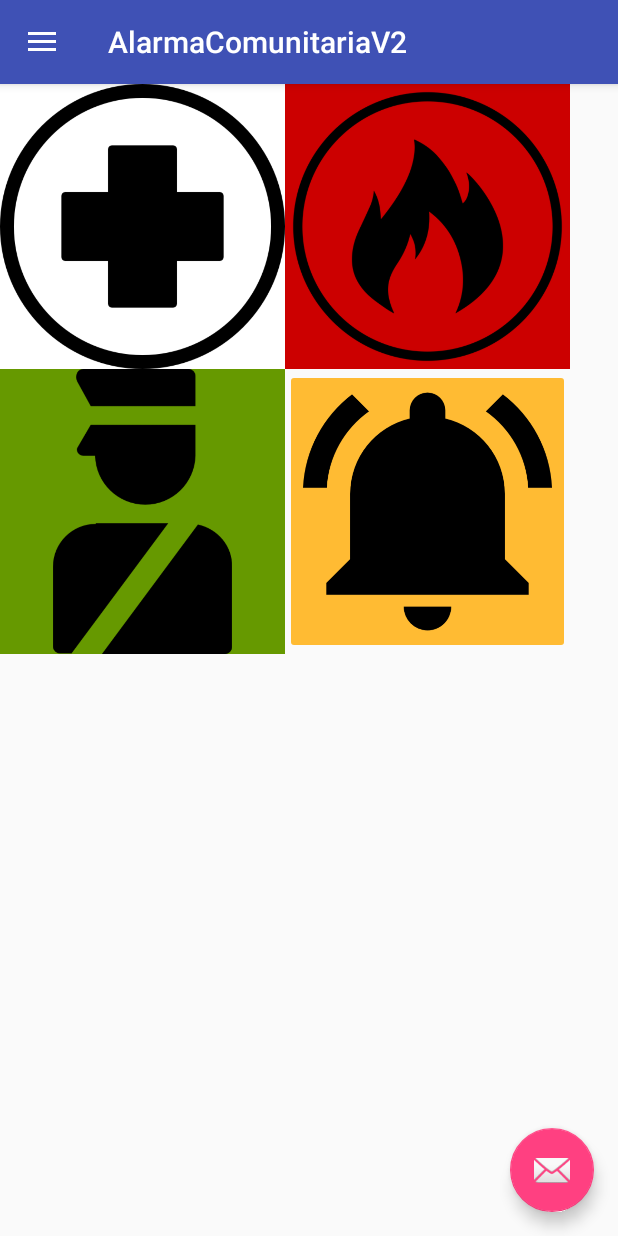
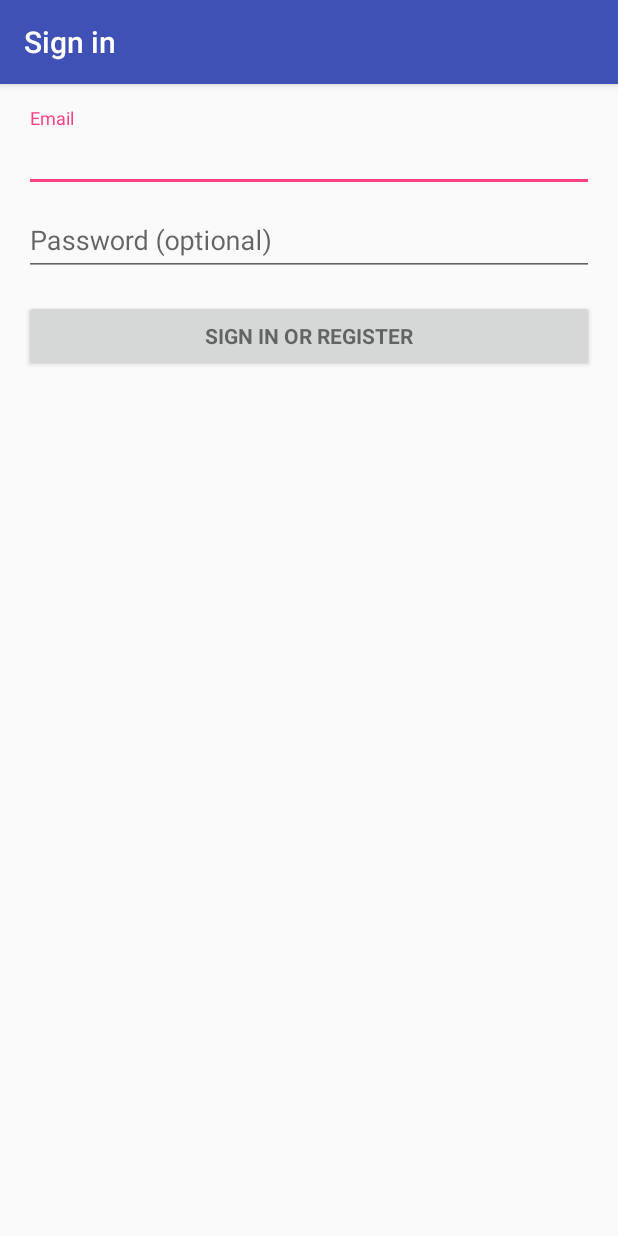
Before and after one commit to pablosky21/alarmac_app_android, an Android app: the screen it shows after launch (MainActivity before the commit, LoginActivity after it), in the side drawer, after a tap on "Administrar Comunidad", on a phone screen of 412 x 824 dp. Run offline under Robolectric (Android 15) with nearby library versions, the phone set to English and light mode, and no system bars; 2 statements that could not run were skipped.

Commit message:
Menu funcionando con pantallas en movimiento. Menu alarma funcionado con el cambiado de pantalla.
Falta agregar el menu en la pantalla "solicitud de ayuda"

```diff
--- /dev/null
+++ b/AlarmaComunitariaV2/app/src/main/java/proyectotitulo2017/alarmacomunitariav2/LoginActivity.java
@@ -0,0 +1,349 @@
+package proyectotitulo2017.alarmacomunitariav2;
+
+import android.animation.Animator;
+import android.animation.AnimatorListenerAdapter;
+import android.annotation.TargetApi;
+import android.content.pm.PackageManager;
+import android.support.annotation.NonNull;
+import android.support.design.widget.Snackbar;
+import android.support.v7.app.AppCompatActivity;
+import android.app.LoaderManager.LoaderCallbacks;
+
+import android.content.CursorLoader;
+import android.content.Loader;
+import android.database.Cursor;
+import android.net.Uri;
+import android.os.AsyncTask;
+
+import android.os.Build;
+import android.os.Bundle;
+import android.provider.ContactsContract;
+import android.text.TextUtils;
+import android.view.KeyEvent;
+import android.view.View;
+import android.view.View.OnClickListener;
+import android.view.inputmethod.EditorInfo;
+import android.widget.ArrayAdapter;
+import android.widget.AutoCompleteTextView;
+import android.widget.Button;
+import android.widget.EditText;
+import android.widget.TextView;
+
+import java.util.ArrayList;
+import java.util.List;
+
+import static android.Manifest.permission.READ_CONTACTS;
+
+/**
+ * A login screen that offers login via email/password.
+ */
+public class LoginActivity extends AppCompatActivity implements LoaderCallbacks<Cursor> {
+
+    /**
+     * Id to identity READ_CONTACTS permission request.
+     */
+    private static final int REQUEST_READ_CONTACTS = 0;
+
+    /**
+     * A dummy authentication store containing known user names and passwords.
+     * TODO: remove after connecting to a real authentication system.
+     */
+    private static final String[] DUMMY_CREDENTIALS = new String[]{
+            "foo@example.com:hello", "bar@example.com:world"
+    };
+    /**
+     * Keep track of the login task to ensure we can cancel it if requested.
+     */
+    private UserLoginTask mAuthTask = null;
+
+    // UI references.
+    private AutoCompleteTextView mEmailView;
+    private EditText mPasswordView;
+    private View mProgressView;
+    private View mLoginFormView;
+
+    @Override
+    protected void onCreate(Bundle savedInstanceState) {
+        super.onCreate(savedInstanceState);
+        setContentView(R.layout.activity_login);
+        // Set up the login form.
+        mEmailView = (AutoCompleteTextView) findViewById(R.id.email);
+        populateAutoComplete();
+
+        mPasswordView = (EditText) findViewById(R.id.password);
+        mPasswordView.setOnEditorActionListener(new TextView.OnEditorActionListener() {
+            @Override
+            public boolean onEditorAction(TextView textView, int id, KeyEvent keyEvent) {
+                if (id == EditorInfo.IME_ACTION_DONE || id == EditorInfo.IME_NULL) {
+                    attemptLogin();
+                    return true;
+                }
+                return false;
+            }
+        });
+
+        Button mEmailSignInButton = (Button) findViewById(R.id.email_sign_in_button);
+        mEmailSignInButton.setOnClickListener(new OnClickListener() {
+            @Override
+            public void onClick(View view) {
+                attemptLogin();
+            }
+        });
+
+        mLoginFormView = findViewById(R.id.login_form);
+        mProgressView = findViewById(R.id.login_progress);
+    }
+
+    private void populateAutoComplete() {
+        if (!mayRequestContacts()) {
+            return;
+        }
+
+        getLoaderManager().initLoader(0, null, this);
+    }
+
+    private boolean mayRequestContacts() {
+        if (Build.VERSION.SDK_INT < Build.VERSION_CODES.M) {
+            return true;
+        }
+        if (checkSelfPermission(READ_CONTACTS) == PackageManager.PERMISSION_GRANTED) {
+            return true;
+        }
+        if (shouldShowRequestPermissionRationale(READ_CONTACTS)) {
+            Snackbar.make(mEmailView, R.string.permission_rationale, Snackbar.LENGTH_INDEFINITE)
+                    .setAction(android.R.string.ok, new View.OnClickListener() {
+                        @Override
+                        @TargetApi(Build.VERSION_CODES.M)
+                        public void onClick(View v) {
+                            requestPermissions(new String[]{READ_CONTACTS}, REQUEST_READ_CONTACTS);
+                        }
+                    });
+        } else {
+            requestPermissions(new String[]{READ_CONTACTS}, REQUEST_READ_CONTACTS);
+        }
+        return false;
+    }
+
+    /**
+     * Callback received when a permissions request has been completed.
+     */
+    @Override
+    public void onRequestPermissionsResult(int requestCode, @NonNull String[] permissions,
+                                           @NonNull int[] grantResults) {
+        if (requestCode == REQUEST_READ_CONTACTS) {
+            if (grantResults.length == 1 && grantResults[0] == PackageManager.PERMISSION_GRANTED) {
+                populateAutoComplete();
+            }
+        }
+    }
+
+
+    /**
+     * Attempts to sign in or register the account specified by the login form.
+     * If there are form errors (invalid email, missing fields, etc.), the
+     * errors are presented and no actual login attempt is made.
+     */
+    private void attemptLogin() {
+        if (mAuthTask != null) {
+            return;
+        }
+
+        // Reset errors.
+        mEmailView.setError(null);
+        mPasswordView.setError(null);
+
+        // Store values at the time of the login attempt.
+        String email = mEmailView.getText().toString();
+        String password = mPasswordView.getText().toString();
+
+        boolean cancel = false;
+        View focusView = null;
+
+        // Check for a valid password, if the user entered one.
+        if (!TextUtils.isEmpty(password) && !isPasswordValid(password)) {
+            mPasswordView.setError(getString(R.string.error_invalid_password));
+            focusView = mPasswordView;
+            cancel = true;
+        }
+
+        // Check for a valid email address.
+        if (TextUtils.isEmpty(email)) {
+            mEmailView.setError(getString(R.string.error_field_required));
+            focusView = mEmailView;
+            cancel = true;
+        } else if (!isEmailValid(email)) {
+            mEmailView.setError(getString(R.string.error_invalid_email));
+            focusView = mEmailView;
+            cancel = true;
+        }
+
+        if (cancel) {
+            // There was an error; don't attempt login and focus the first
+            // form field with an error.
+            focusView.requestFocus();
+        } else {
+            // Show a progress spinner, and kick off a background task to
+            // perform the user login attempt.
+            showProgress(true);
+            mAuthTask = new UserLoginTask(email, password);
+            mAuthTask.execute((Void) null);
+        }
+    }
+
+    private boolean isEmailValid(String email) {
+        //TODO: Replace this with your own logic
+        return email.contains("@");
+    }
+
+    private boolean isPasswordValid(String password) {
+        //TODO: Replace this with your own logic
+        return password.length() > 4;
+    }
+
+    /**
+     * Shows the progress UI and hides the login form.
+     */
+    @TargetApi(Build.VERSION_CODES.HONEYCOMB_MR2)
+    private void showProgress(final boolean show) {
+        // On Honeycomb MR2 we have the ViewPropertyAnimator APIs, which allow
+        // for very easy animations. If available, use these APIs to fade-in
+        // the progress spinner.
+        if (Build.VERSION.SDK_INT >= Build.VERSION_CODES.HONEYCOMB_MR2) {
+            int shortAnimTime = getResources().getInteger(android.R.integer.config_shortAnimTime);
+
+            mLoginFormView.setVisibility(show ? View.GONE : View.VISIBLE);
+            mLoginFormView.animate().setDuration(shortAnimTime).alpha(
+                    show ? 0 : 1).setListener(new AnimatorListenerAdapter() {
+                @Override
+                public void onAnimationEnd(Animator animation) {
+                    mLoginFormView.setVisibility(show ? View.GONE : View.VISIBLE);
+                }
+            });
+
+            mProgressView.setVisibility(show ? View.VISIBLE : View.GONE);
+            mProgressView.animate().setDuration(shortAnimTime).alpha(
+                    show ? 1 : 0).setListener(new AnimatorListenerAdapter() {
+                @Override
+                public void onAnimationEnd(Animator animation) {
+                    mProgressView.setVisibility(show ? View.VISIBLE : View.GONE);
+                }
+            });
+        } else {
+            // The ViewPropertyAnimator APIs are not available, so simply show
+            // and hide the relevant UI components.
+            mProgressView.setVisibility(show ? View.VISIBLE : View.GONE);
+            mLoginFormView.setVisibility(show ? View.GONE : View.VISIBLE);
+        }
+    }
+
+    @Override
+    public Loader<Cursor> onCreateLoader(int i, Bundle bundle) {
+        return new CursorLoader(this,
+                // Retrieve data rows for the device user's 'profile' contact.
+                Uri.withAppendedPath(ContactsContract.Profile.CONTENT_URI,
+                        ContactsContract.Contacts.Data.CONTENT_DIRECTORY), ProfileQuery.PROJECTION,
+
+                // Select only email addresses.
+                ContactsContract.Contacts.Data.MIMETYPE +
+                        " = ?", new String[]{ContactsContract.CommonDataKinds.Email
+                .CONTENT_ITEM_TYPE},
+
+                // Show primary email addresses first. Note that there won't be
+                // a primary email address if the user hasn't specified one.
+                ContactsContract.Contacts.Data.IS_PRIMARY + " DESC");
+    }
+
+    @Override
+    public void onLoadFinished(Loader<Cursor> cursorLoader, Cursor cursor) {
+        List<String> emails = new ArrayList<>();
+        cursor.moveToFirst();
+        while (!cursor.isAfterLast()) {
+            emails.add(cursor.getString(ProfileQuery.ADDRESS));
+            cursor.moveToNext();
+        }
+
+        addEmailsToAutoComplete(emails);
+    }
+
+    @Override
+    public void onLoaderReset(Loader<Cursor> cursorLoader) {
+
+    }
+
+    private void addEmailsToAutoComplete(List<String> emailAddressCollection) {
+        //Create adapter to tell the AutoCompleteTextView what to show in its dropdown list.
+        ArrayAdapter<String> adapter =
+                new ArrayAdapter<>(LoginActivity.this,
+                        android.R.layout.simple_dropdown_item_1line, emailAddressCollection);
+
+        mEmailView.setAdapter(adapter);
+    }
+
+
+    private interface ProfileQuery {
+        String[] PROJECTION = {
+                ContactsContract.CommonDataKinds.Email.ADDRESS,
+                ContactsContract.CommonDataKinds.Email.IS_PRIMARY,
+        };
+
+        int ADDRESS = 0;
+        int IS_PRIMARY = 1;
+    }
+
+    /**
+     * Represents an asynchronous login/registration task used to authenticate
+     * the user.
+     */
+    public class UserLoginTask extends AsyncTask<Void, Void, Boolean> {
+
+        private final String mEmail;
+        private final String mPassword;
+
+        UserLoginTask(String email, String password) {
+            mEmail = email;
+            mPassword = password;
+        }
+
+        @Override
+        protected Boolean doInBackground(Void... params) {
+            // TODO: attempt authentication against a network service.
+
+            try {
+                // Simulate network access.
+                Thread.sleep(2000);
+            } catch (InterruptedException e) {
+                return false;
+            }
+
+            for (String credential : DUMMY_CREDENTIALS) {
+                String[] pieces = credential.split(":");
+                if (pieces[0].equals(mEmail)) {
+                    // Account exists, return true if the password matches.
+                    return pieces[1].equals(mPassword);
+                }
+            }
+
+            // TODO: register the new account here.
+            return true;
+        }
+
+        @Override
+        protected void onPostExecute(final Boolean success) {
+            mAuthTask = null;
+            showProgress(false);
+
+            if (success) {
+                finish();
+            } else {
+                mPasswordView.setError(getString(R.string.error_incorrect_password));
+                mPasswordView.requestFocus();
+            }
+        }
+
+        @Override
+        protected void onCancelled() {
+            mAuthTask = null;
+            showProgress(false);
+        }
+    }
+}
--- a/AlarmaComunitariaV2/app/src/main/java/proyectotitulo2017/alarmacomunitariav2/MainActivity.java
+++ b/AlarmaComunitariaV2/app/src/main/java/proyectotitulo2017/alarmacomunitariav2/MainActivity.java
@@ -18,9 +18,12 @@ import android.support.v7.widget.Toolbar;
 import android.view.Menu;
 import android.view.MenuItem;
 import android.widget.Button;
+import android.widget.ImageButton;
 
 public class MainActivity extends AppCompatActivity
         implements NavigationView.OnNavigationItemSelectedListener {
+
+    private ImageButton alarma;
 
     @Override
     protected void onCreate(Bundle savedInstanceState) {
@@ -51,13 +54,13 @@ public class MainActivity extends AppCompatActivity
 
     public void alarma(View view) {
 
-        launchActivity();
+        alarma =(ImageButton) findViewById(R.id.alarma);
+        Intent intent = new Intent(MainActivity.this, MensajeActivity.class);
+        startActivity(intent);
     }
 
-    private void launchActivity() {
-        Intent intent = new Intent(this,  MensajesActivity.class );
-        startActivity(intent);
-    }
+
+
 
     public void ambulancia(View view)
     {
@@ -134,9 +137,11 @@ public class MainActivity extends AppCompatActivity
         int id = item.getItemId();
 
         if (id == R.id.nav_camera) {
-            // Handle the camera action
+            Intent intent = new Intent(MainActivity.this, MainActivity.class);
+            startActivity(intent);
         } else if (id == R.id.nav_gallery) {
-
+            Intent intent = new Intent(MainActivity.this, LoginActivity.class);
+            startActivity(intent);
         } else if (id == R.id.nav_slideshow) {
 
         }/* else if (id == R.id.nav_manage) {
--- /dev/null
+++ b/AlarmaComunitariaV2/app/src/main/res/layout/activity_login.xml
@@ -0,0 +1,77 @@
+<LinearLayout xmlns:android="http://schemas.android.com/apk/res/android"
+    xmlns:tools="http://schemas.android.com/tools"
+    android:layout_width="match_parent"
+    android:layout_height="match_parent"
+    android:gravity="center_horizontal"
+    android:orientation="vertical"
+    android:paddingBottom="@dimen/activity_vertical_margin"
+    android:paddingLeft="@dimen/activity_horizontal_margin"
+    android:paddingRight="@dimen/activity_horizontal_margin"
+    android:paddingTop="@dimen/activity_vertical_margin"
+    tools:context="proyectotitulo2017.alarmacomunitariav2.LoginActivity">
+
+    <!-- Login progress -->
+    <ProgressBar
+        android:id="@+id/login_progress"
+        style="?android:attr/progressBarStyleLarge"
+        android:layout_width="wrap_content"
+        android:layout_height="wrap_content"
+        android:layout_marginBottom="8dp"
+        android:visibility="gone" />
+
+    <ScrollView
+        android:id="@+id/login_form"
+        android:layout_width="match_parent"
+        android:layout_height="match_parent">
+
+        <LinearLayout
+            android:id="@+id/email_login_form"
+            android:layout_width="match_parent"
+            android:layout_height="wrap_content"
+            android:orientation="vertical">
+
+            <android.support.design.widget.TextInputLayout
+                android:layout_width="match_parent"
+                android:layout_height="wrap_content">
+
+                <AutoCompleteTextView
+                    android:id="@+id/email"
+                    android:layout_width="match_parent"
+                    android:layout_height="wrap_content"
+                    android:hint="@string/prompt_email"
+                    android:inputType="textEmailAddress"
+                    android:maxLines="1"
+                    android:singleLine="true" />
+
+            </android.support.design.widget.TextInputLayout>
+
+            <android.support.design.widget.TextInputLayout
+                android:layout_width="match_parent"
+                android:layout_height="wrap_content">
+
+                <EditText
+                    android:id="@+id/password"
+                    android:layout_width="match_parent"
+                    android:layout_height="wrap_content"
+                    android:hint="@string/prompt_password"
+                    android:imeActionId="6"
+                    android:imeActionLabel="@string/action_sign_in_short"
+                    android:imeOptions="actionUnspecified"
+                    android:inputType="textPassword"
+                    android:maxLines="1"
+                    android:singleLine="true" />
+
+            </android.support.design.widget.TextInputLayout>
+
+            <Button
+                android:id="@+id/email_sign_in_button"
+                style="?android:textAppearanceSmall"
+                android:layout_width="match_parent"
+                android:layout_height="wrap_content"
+                android:layout_marginTop="16dp"
+                android:text="@string/action_sign_in"
+                android:textStyle="bold" />
+
+        </LinearLayout>
+    </ScrollView>
+</LinearLayout>
--- a/AlarmaComunitariaV2/app/src/main/res/layout/mensajes.xml
+++ b/AlarmaComunitariaV2/app/src/main/res/layout/content_mensaje.xml
@@ -5,6 +5,7 @@
     android:layout_width="match_parent"
     android:layout_height="match_parent">
 
+    <!-- ARREGLAR DISEÑO -->
     <Button
         android:id="@+id/btnAlerta"
         android:layout_width="352dp"
--- /dev/null
+++ b/AlarmaComunitariaV2/app/src/main/res/values-w820dp/dimens.xml
@@ -0,0 +1,6 @@
+<resources>
+    <!-- Example customization of dimensions originally defined in res/values/dimens.xml
+         (such as screen margins) for screens with more than 820dp of available width. This
+         would include 7" and 10" devices in landscape (~960dp and ~1280dp respectively). -->
+    <dimen name="activity_horizontal_margin">64dp</dimen>
+</resources>
--- a/AlarmaComunitariaV2/app/src/main/res/values/dimens.xml
+++ b/AlarmaComunitariaV2/app/src/main/res/values/dimens.xml
@@ -5,4 +5,5 @@
     <dimen name="nav_header_vertical_spacing">16dp</dimen>
     <dimen name="nav_header_height">160dp</dimen>
     <dimen name="fab_margin">16dp</dimen>
+    <dimen name="appbar_padding_top">8dp</dimen>
 </resources>
--- a/AlarmaComunitariaV2/app/src/main/res/values/strings.xml
+++ b/AlarmaComunitariaV2/app/src/main/res/values/strings.xml
@@ -5,4 +5,21 @@
     <string name="navigation_drawer_close">Close navigation drawer</string>
 
     <string name="action_settings">Settings</string>
+    <string name="title_activity_main2">Main2Activity</string>
+    <string name="section_format">Hello World from section: %1$d</string>
+    <string name="title_activity_login">Sign in</string>
+
+    <!-- Strings related to login -->
+    <string name="prompt_email">Email</string>
+    <string name="prompt_password">Password (optional)</string>
+    <string name="action_sign_in">Sign in or register</string>
+    <string name="action_sign_in_short">Sign in</string>
+    <string name="error_invalid_email">This email address is invalid</string>
+    <string name="error_invalid_password">This password is too short</string>
+    <string name="error_incorrect_password">This password is incorrect</string>
+    <string name="error_field_required">This field is required</string>
+    <string name="permission_rationale">"Contacts permissions are needed for providing email
+        completions."
+    </string>
+    <string name="title_activity_mensaje">MensajeActivity</string>
 </resources>
```
Also changed, not shown: AlarmaComunitariaV2/app/src/main/AndroidManifest.xml (+14 -0 lines), AlarmaComunitariaV2/app/src/main/java/proyectotitulo2017/alarmacomunitariav2/MensajeActivity.java (added, +29 -0 lines), AlarmaComunitariaV2/app/src/main/java/proyectotitulo2017/alarmacomunitariav2/MensajesActivity.java (deleted, +0 -23 lines), AlarmaComunitariaV2/app/src/main/res/layout/activity_mensaje.xml (added, +33 -0 lines), AlarmaComunitariaV2/app/src/main/res/menu/menu_main2.xml (added, +10 -0 lines).
